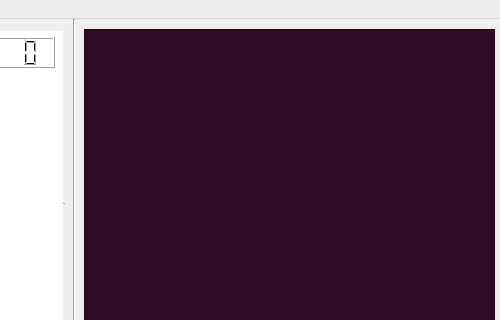
Before: the Qt Designer form ui/Application.ui in vishruthys/Adaptive-Traffic-Signalling-with-Yolov3, drawn with Qt 5; both pictures show x 866 to 1366 and y 0 to 320 of the 1366 by 766 pixel window.
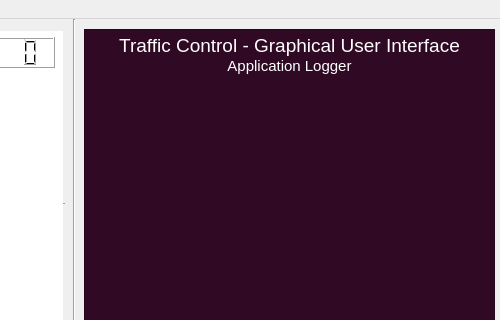
After: the same form once the commit is applied. Icons and pictures are not drawn.

```diff
--- a/ui/Application.ui
+++ b/ui/Application.ui
@@ -107,7 +107,10 @@
 &lt;html&gt;&lt;head&gt;&lt;meta name=&quot;qrichtext&quot; content=&quot;1&quot; /&gt;&lt;style type=&quot;text/css&quot;&gt;
 p, li { white-space: pre-wrap; }
 &lt;/style&gt;&lt;/head&gt;&lt;body style=&quot; font-family:'Ubuntu'; font-size:11pt; font-weight:200; font-style:normal;&quot;&gt;
-&lt;p style=&quot;-qt-paragraph-type:empty; margin-top:0px; margin-bottom:0px; margin-left:0px; margin-right:0px; -qt-block-indent:0; text-indent:0px; font-family:'Manjari'; font-weight:400;&quot;&gt;&lt;br /&gt;&lt;/p&gt;&lt;/body&gt;&lt;/html&gt;</string>
+&lt;p align=&quot;center&quot; style=&quot; margin-top:0px; margin-bottom:0px; margin-left:0px; margin-right:0px; -qt-block-indent:0; text-indent:0px;&quot;&gt;&lt;span style=&quot; font-size:14pt;&quot;&gt;Traffic Control - Graphical User Interface&lt;/span&gt;&lt;/p&gt;
+&lt;p align=&quot;center&quot; style=&quot; margin-top:0px; margin-bottom:0px; margin-left:0px; margin-right:0px; -qt-block-indent:0; text-indent:0px;&quot;&gt;Application Logger&lt;/p&gt;
+&lt;p align=&quot;center&quot; style=&quot;-qt-paragraph-type:empty; margin-top:0px; margin-bottom:0px; margin-left:0px; margin-right:0px; -qt-block-indent:0; text-indent:0px;&quot;&gt;&lt;br /&gt;&lt;/p&gt;
+&lt;p style=&quot;-qt-paragraph-type:empty; margin-top:0px; margin-bottom:0px; margin-left:0px; margin-right:0px; -qt-block-indent:0; text-indent:0px;&quot;&gt;&lt;br /&gt;&lt;/p&gt;&lt;/body&gt;&lt;/html&gt;</string>
     </property>
    </widget>
    <widget class="QWidget" name="verticalLayoutWidget_6">
```
Left out of the diff: 2 changed lines with no effect on the pictures.
